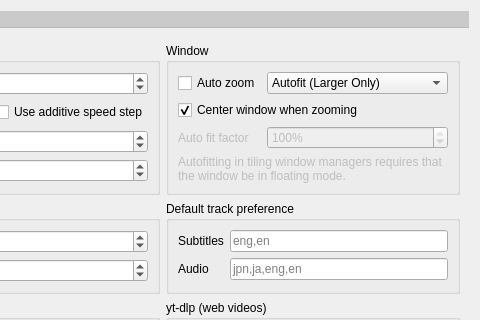
This is src/settingswindow.ui in mpc-qt/mpc-qt as Qt 5 draws it before an edit; both pictures show x 416 to 896 and y 0 to 320 of the 896 by 666 pixel window. The edited form follows.
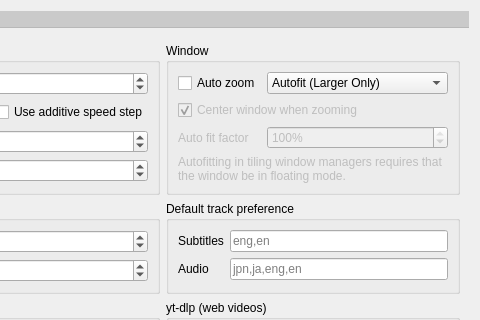
This is the edited form. The open tabs and pages were chosen to show the change. Custom widgets are drawn as their Qt base class.

Commit message:
settingswindow: Disable "Center window when zooming" in Wayland mode
Wayland doesn't let us center the window, so keeping that setting
enabled can confuse users.

Fixes #1132 ("Center window when zooming option not working with Prefer
Wayland").

Patch:
```diff
--- a/src/settingswindow.ui
+++ b/src/settingswindow.ui
@@ -1305,6 +1305,9 @@
               </item>
               <item row="1" column="0" colspan="2">
                <widget class="QCheckBox" name="playbackAutoCenterWindow">
+                <property name="enabled">
+                 <bool>false</bool>
+                </property>
                 <property name="text">
                  <string>Center window when zooming</string>
                 </property>
```
The commit also changes 1 other file.
